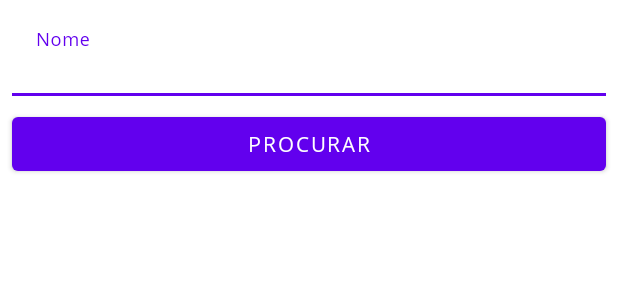
After one commit to marcelonomad/MinhaSerie, an Android app: the layout item_search_show.xml on its own in the app's theme, with its tools: preview values and no code run, on a phone screen of 412 x 824 dp. The commit adds this screen. Shown: the top 300 px of the screen. Run offline under Robolectric (Android 15) with nearby library versions, the phone set to English and light mode, and no system bars.

Commit message:
modulo de busca

```diff
--- a/app/src/main/java/com/nomad/minhaserie/adapter/ShowAdapter.kt
+++ b/app/src/main/java/com/nomad/minhaserie/adapter/ShowAdapter.kt
@@ -38,6 +38,12 @@ class ShowAdapter(var shows: MutableList<Show>, var context: Context) : PagingAd
         var newItems = shows.size
         this.shows.toMutableList().addAll(shows)
         notifyItemRangeInserted(lastSize, newItems)
+    }
+
+    fun removeAllShows() {
+        val showCount = shows.size
+        this.shows.clear()
+        notifyItemRangeRemoved(0, showCount)
     }
 
     override fun getPagingLayout(): Int {
--- a/app/src/main/java/com/nomad/minhaserie/api/TVMazeApi.kt
+++ b/app/src/main/java/com/nomad/minhaserie/api/TVMazeApi.kt
@@ -22,4 +22,7 @@ class TVMazeApi {
 interface TVMazeEndpoints {
     @GET("show/")
     fun getShowByPage(@Query("page") page: Int): Call<List<Show>>
+
+    @GET("search/shows/")
+    fun getShowsByName(@Query("q") q: String): Call<List<Show>>
 }
--- a/app/src/main/res/layout/activity_splash.xml
+++ b/app/src/main/res/layout/activity_splash.xml
@@ -31,6 +31,7 @@
         android:text="@string/app_name"
         android:textColor="@color/black"
         android:textSize="30sp"
+        android:typeface="normal"
         app:layout_constraintEnd_toEndOf="parent"
         app:layout_constraintStart_toStartOf="parent"
         app:layout_constraintTop_toBottomOf="@+id/imgSplash" />
--- /dev/null
+++ b/app/src/main/res/layout/item_search_show.xml
@@ -0,0 +1,40 @@
+<?xml version="1.0" encoding="utf-8"?>
+<androidx.constraintlayout.widget.ConstraintLayout xmlns:android="http://schemas.android.com/apk/res/android"
+    xmlns:app="http://schemas.android.com/apk/res-auto"
+    xmlns:tools="http://schemas.android.com/tools"
+    android:layout_width="match_parent"
+    android:layout_height="wrap_content">
+
+    <com.google.android.material.textfield.TextInputLayout
+        android:id="@+id/textInputLayout"
+        android:layout_width="match_parent"
+        android:layout_height="wrap_content"
+        android:layout_marginStart="8dp"
+        android:layout_marginTop="8dp"
+        android:layout_marginEnd="8dp"
+        app:layout_constraintEnd_toEndOf="parent"
+        app:layout_constraintStart_toStartOf="parent"
+        app:layout_constraintTop_toTopOf="parent">
+
+        <com.google.android.material.textfield.TextInputEditText
+            android:id="@+id/txtSearchShow"
+            android:layout_width="match_parent"
+            android:layout_height="wrap_content"
+            android:backgroundTint="@android:color/transparent"
+            android:hint="@string/name" />
+    </com.google.android.material.textfield.TextInputLayout>
+
+    <Button
+        android:id="@+id/btnSearch"
+        android:layout_width="0dp"
+        android:layout_height="wrap_content"
+        android:layout_marginStart="8dp"
+        android:layout_marginTop="8dp"
+        android:layout_marginEnd="8dp"
+        android:layout_marginBottom="8dp"
+        android:text="@string/search"
+        app:layout_constraintBottom_toBottomOf="parent"
+        app:layout_constraintEnd_toEndOf="parent"
+        app:layout_constraintStart_toStartOf="parent"
+        app:layout_constraintTop_toBottomOf="@+id/textInputLayout" />
+</androidx.constraintlayout.widget.ConstraintLayout>
--- a/app/src/main/res/values/strings.xml
+++ b/app/src/main/res/values/strings.xml
@@ -1,4 +1,6 @@
 <resources>
     <string name="app_name">Minha Série</string>
     <string name="show_rate">9.1</string>
+    <string name="name">Nome</string>
+    <string name="search">Procurar</string>
 </resources>
--- a/app/src/main/res/values/themes.xml
+++ b/app/src/main/res/values/themes.xml
@@ -14,4 +14,9 @@
         <!-- Customize your theme here. -->
         <item name="fontFamily">@font/opensans</item>
     </style>
+    <style name="DialogStyle" parent="Theme.MaterialComponents.BottomSheetDialog">
+        <item name="android:windowIsFloating">false</item>
+        <item name="android:statusBarColor">@android:color/transparent</item>
+        <item name="android:windowSoftInputMode">adjustResize</item>
+    </style>
 </resources>
```
Also changed, not shown: app/src/main/AndroidManifest.xml (+7 -5 lines), app/src/main/java/com/nomad/minhaserie/ui/MainActivity.kt (+64 -3 lines), app/src/main/res/drawable/search.xml (added, +10 -0 lines), app/src/main/res/menu/search_show.xml (added, +10 -0 lines).
